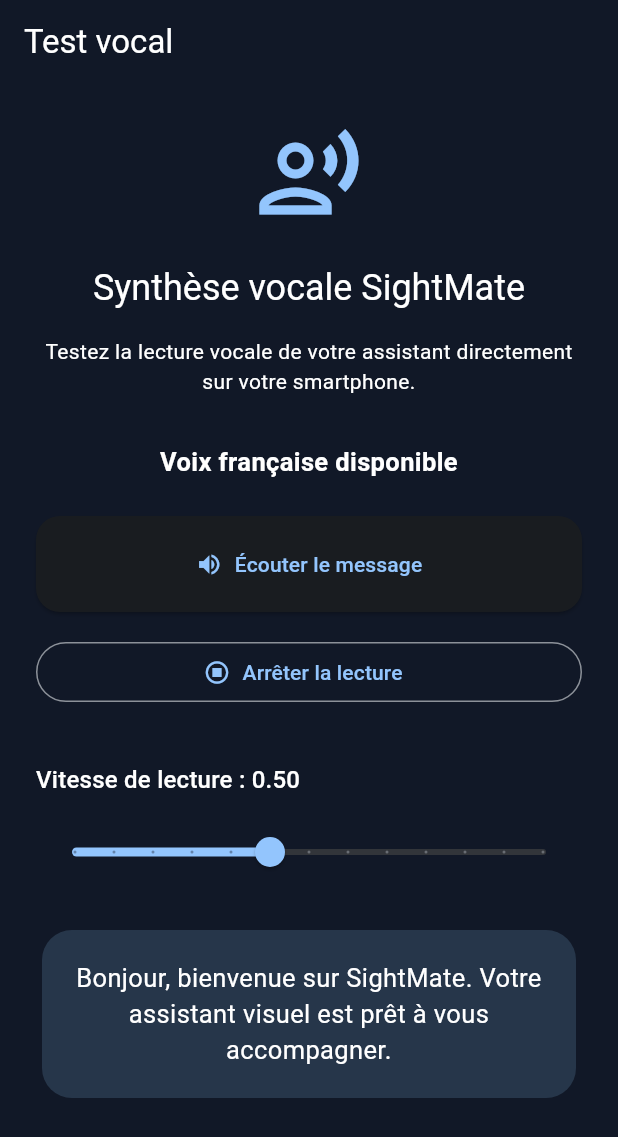
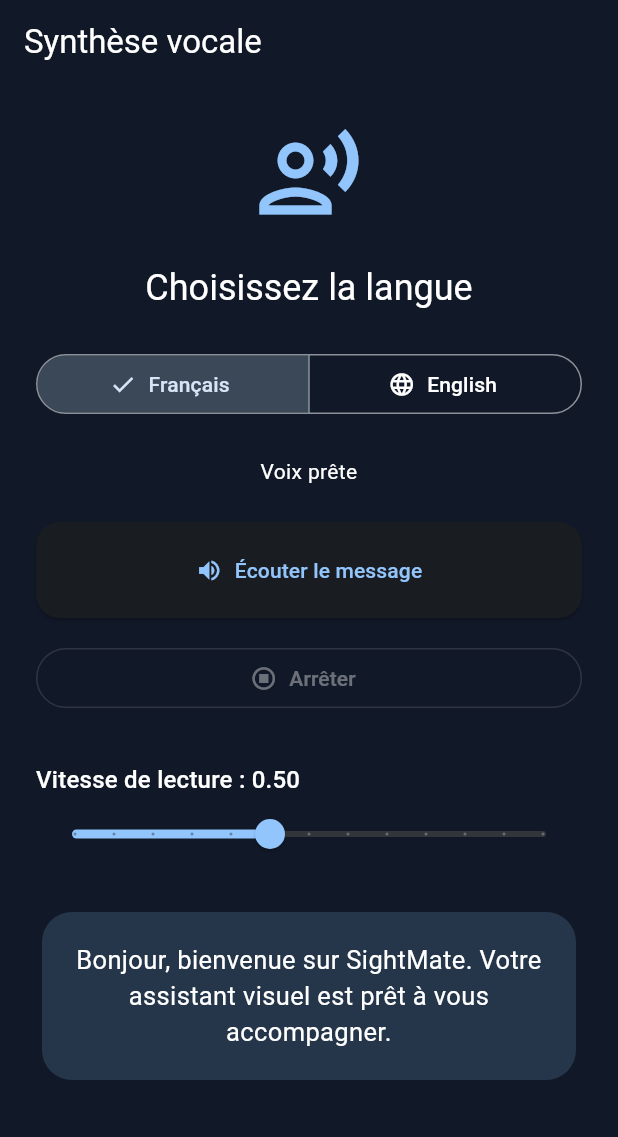
Before and after one commit to RogKenzas/sightmate, a Flutter app: the SpeechTestScreen screen opened by its route, on a phone screen of 412 x 824 dp. Shown: the top 1137 px of the screen. Run offline on Flutter 3.47's test engine with Material 3 defaults, Android fonts, the phone set to English and light mode, and no system bars; our stand-ins replace camera, flutter_tts, go_router, material_ui, shared_preferences; accounts and stored records are empty.

Commit message:
feat(speech): centralize bilingual TTS and camera announcements

```diff
--- /dev/null
+++ b/lib/features/speech/domains/speech_language.dart
@@ -0,0 +1,29 @@
+enum SpeechLanguage {
+  french('fr-FR', 'Français'),
+  english('en-US', 'English');
+
+  const SpeechLanguage(this.code, this.label);
+
+  final String code;
+  final String label;
+
+  String get sampleMessage {
+    switch (this) {
+      case SpeechLanguage.french:
+        return 'Bonjour, bienvenue sur SightMate. '
+            'Votre assistant visuel est prêt '
+            'à vous accompagner.';
+
+      case SpeechLanguage.english:
+        return 'Hello, welcome to SightMate. '
+            'Your visual assistant is ready to help you.';
+    }
+  }
+
+  static SpeechLanguage fromCode(String? code) {
+    for (final language in SpeechLanguage.values) {
+      if (language.code == code) return language;
+    }
+    return SpeechLanguage.french;
+  }
+}
--- a/lib/features/speech/presentations/speech_test_screen.dart
+++ b/lib/features/speech/presentations/speech_test_screen.dart
@@ -1,5 +1,6 @@
 import 'package:material_ui/material_ui.dart';
 import 'package:sightmate/core/service/speech_service.dart';
+import 'package:sightmate/features/speech/domains/speech_language.dart';
 
 class SpeechTestScreen extends StatefulWidget {
   const SpeechTestScreen({super.key});
@@ -9,16 +10,19 @@ class SpeechTestScreen extends StatefulWidget {
 }
 
 class _SpeechTestScreenState extends State<SpeechTestScreen> {
-  final SpeechService _speechService = SpeechService();
+  final SpeechService _speechService = SpeechService.instance;
 
-  final String _testMessage =
-      'Bonjour, bienvenue sur SightMate. '
-      'Votre assistant visuel est prêt à vous accompagner.';
+  SpeechLanguage _language = SpeechLanguage.french;
 
   double _speechRate = 0.5;
   bool _ready = false;
+  bool _busy = false;
   bool _speaking = false;
-  String _status = 'Initialisation de la voix...';
+
+  // Permet d'ignorer les fins de lecture obsolètes.
+  int _playbackVersion = 0;
+
+  String? _error;
 
   @override
   void initState() {
@@ -30,157 +34,220 @@ class _SpeechTestScreenState extends State<SpeechTestScreen> {
     try {
       await _speechService.initialize();
 
-      final available = await _speechService.isFrenchAvailable();
+      if (!mounted) return;
+      setState(() {
+        _language = _speechService.language;
+        _speechRate = _speechService.speechRate;
+        _ready = true;
+      });
+    } catch (e) {
+      debugPrint('SightMate TTS init error: $e');
+      if (!mounted) return;
+      setState(() {
+        _error = 'Impossible d’initialiser la voix.';
+      });
+    }
+  }
+
+  Future<void> _changeLanguage(SpeechLanguage language) async {
+    if (!_ready || _busy || language == _language) {
+      return;
+    }
+
+    ++_playbackVersion;
+
+    setState(() {
+      _busy = true;
+      _speaking = false;
+      _error = null;
+    });
+
+    try {
+      await _speechService.setLanguage(language);
 
       if (!mounted) return;
 
       setState(() {
-        _ready = true;
-        _status = available
-            ? 'Voix française disponible'
-            : 'Voix française à vérifier sur cet appareil';
+        _language = language;
       });
     } catch (e) {
+      debugPrint('SightMate language error: $e');
+
       if (!mounted) return;
 
       setState(() {
-        _status = 'Impossible d’initialiser la synthèse vocale';
+        _error = 'La voix sélectionnée est indisponible.';
       });
-
-      debugPrint('SightMate TTS initialization error: $e');
+    } finally {
+      if (mounted) {
+        setState(() => _busy = false);
+      }
     }
   }
 
   Future<void> _speak() async {
-    if (!_ready || _speaking) return;
+    if (!_ready || _busy || _speaking) return;
+
+    final version = ++_playbackVersion;
 
     setState(() {
       _speaking = true;
-      _status = 'Lecture en cours...';
+      _error = null;
     });
 
     try {
-      await _speechService.speak(_testMessage);
+      await _speechService.speak(_language.sampleMessage);
+    } catch (e) {
+      debugPrint('SightMate speech error: $e');
 
-      if (!mounted) return;
-
+      if (mounted && version == _playbackVersion) {
         setState(() {
-        _status = 'Lecture terminée';
+          _error = 'Impossible de lire le message.';
         });
-    } catch (e) {
-      debugPrint('SightMate TTS speak error: $e');
-
-      if (!mounted) return;
-
-      setState(() {
-        _status = 'Erreur pendant la lecture vocale';
-      });
+      }
     } finally {
-      if (mounted) {
+      if (mounted && version == _playbackVersion) {
         setState(() => _speaking = false);
       }
     }
   }
 
   Future<void> _stop() async {
-    try {
-      await _speechService.stop();
-
-      if (!mounted) return;
+    ++_playbackVersion;
 
     setState(() {
       _speaking = false;
-        _status = 'Lecture arrêtée';
     });
+
+    try {
+      await _speechService.stop();
     } catch (e) {
-      debugPrint('SightMate TTS stop error: $e');
+      debugPrint('SightMate stop error: $e');
     }
   }
 
   Future<void> _updateRate(double rate) async {
-    setState(() => _speechRate = rate);
+    setState(() {
+      _speechRate = rate;
+    });
 
     try {
       await _speechService.setSpeechRate(rate);
     } catch (e) {
-      debugPrint('SightMate TTS rate error: $e');
+      debugPrint('SightMate speech rate error: $e');
     }
   }
 
   @override
   void dispose() {
-    _speechService.dispose();
+    ++_playbackVersion;
+    _speechService.stop();
     super.dispose();
   }
 
   @override
   Widget build(BuildContext context) {
+    final isFrench = _language == SpeechLanguage.french;
+
     return Scaffold(
-      appBar: AppBar(title: const Text('Test vocal')),
+      appBar: AppBar(
+        title: Text(isFrench ? 'Synthèse vocale' : 'Text to Speech'),
+      ),
       body: SafeArea(
         child: ListView(
           padding: const EdgeInsets.all(24),
           children: [
             const Icon(
               Icons.record_voice_over_outlined,
+              color: Color(0xFF93C5FD),
               size: 72,
-              color: Color(0xFF93C5FD),
             ),
             const SizedBox(height: 24),
 
             Text(
-              'Synthèse vocale SightMate',
+              isFrench ? 'Choisissez la langue' : 'Choose your language',
+              textAlign: TextAlign.center,
               style: Theme.of(context).textTheme.headlineSmall,
-              textAlign: TextAlign.center,
             ),
 
-            const SizedBox(height: 16),
+            const SizedBox(height: 24),
 
-            const Text(
-              'Testez la lecture vocale de votre assistant '
-              'directement sur votre smartphone.',
-              textAlign: TextAlign.center,
+            // Sélecteur de langue accessible.
+            SegmentedButton<SpeechLanguage>(
+              showSelectedIcon: true,
+              segments: const [
+                ButtonSegment(
+                  value: SpeechLanguage.french,
+                  label: Text('Français'),
+                  icon: Icon(Icons.language),
+                ),
+                ButtonSegment(
+                  value: SpeechLanguage.english,
+                  label: Text('English'),
+                  icon: Icon(Icons.language),
+                ),
+              ],
+              selected: {_language},
+              onSelectionChanged: _ready && !_busy
+                  ? (selection) {
+                      _changeLanguage(selection.first);
+                    }
+                  : null,
             ),
 
-            const SizedBox(height: 32),
+            const SizedBox(height: 24),
 
             Semantics(
               liveRegion: true,
               child: Text(
-                _status,
+                !_ready
+                    ? (_error ?? 'Initialisation de la voix...')
+                    : _busy
+                    ? (isFrench
+                          ? 'Changement de langue...'
+                          : 'Changing language...')
+                    : _speaking
+                    ? (isFrench ? 'Lecture en cours' : 'Speaking')
+                    : (isFrench ? 'Voix prête' : 'Voice ready'),
                 textAlign: TextAlign.center,
-                style: const TextStyle(
-                  fontWeight: FontWeight.bold,
-                  fontSize: 17,
               ),
             ),
+
+            if (_error != null && _ready) ...[
+              const SizedBox(height: 12),
+              Text(
+                _error!,
+                textAlign: TextAlign.center,
+                style: const TextStyle(color: Colors.orangeAccent),
               ),
+            ],
 
             const SizedBox(height: 24),
 
             ElevatedButton.icon(
-              onPressed: _ready && !_speaking ? _speak : null,
+              onPressed: _ready && !_busy && !_speaking ? _speak : null,
               icon: const Icon(Icons.volume_up),
-              label: const Text('Écouter le message'),
+              label: Text(isFrench ? 'Écouter le message' : 'Play message'),
             ),
 
             const SizedBox(height: 16),
 
             OutlinedButton.icon(
-              onPressed: _ready ? _stop : null,
+              onPressed: _speaking ? _stop : null,
               icon: const Icon(Icons.stop_circle_outlined),
-              label: const Text('Arrêter la lecture'),
+              label: Text(isFrench ? 'Arrêter' : 'Stop'),
             ),
 
-            const SizedBox(height: 36),
+            const SizedBox(height: 32),
 
             Text(
-              'Vitesse de lecture : '
+              isFrench
+                  ? 'Vitesse de lecture : '
+                        '${_speechRate.toStringAsFixed(2)}'
+                  : 'Speech rate: '
                         '${_speechRate.toStringAsFixed(2)}',
               style: Theme.of(context).textTheme.titleMedium,
             ),
-
-            const SizedBox(height: 12),
 
             Slider(
               min: 0.25,
@@ -188,7 +255,7 @@ class _SpeechTestScreenState extends State<SpeechTestScreen> {
               divisions: 12,
               value: _speechRate,
               label: _speechRate.toStringAsFixed(2),
-              onChanged: _ready && !_speaking ? _updateRate : null,
+              onChanged: _ready && !_busy && !_speaking ? _updateRate : null,
             ),
 
             const SizedBox(height: 24),
@@ -197,7 +264,7 @@ class _SpeechTestScreenState extends State<SpeechTestScreen> {
               child: Padding(
                 padding: const EdgeInsets.all(20),
                 child: Text(
-                  _testMessage,
+                  _language.sampleMessage,
                   textAlign: TextAlign.center,
                   style: const TextStyle(fontSize: 17),
                 ),
--- a/pubspec.yaml
+++ b/pubspec.yaml
@@ -40,6 +40,7 @@ dependencies:
   camera_android: ^0.10.13
   camera_platform_interface: ^2.15.0
   flutter_tts: ^4.2.5
+  shared_preferences: ^2.5.6
 
 dev_dependencies:
   flutter_test:
```
Also changed, not shown: lib/core/service/speech_service.dart (+92 -28 lines), lib/features/camera/presentation/camera_screen.dart (+43 -3 lines), lib/features/speech/domains/speech_message.dart (added, +35 -0 lines), pubspec.lock, 1 other file. Lines whose indentation alone changed are shown as unchanged.
